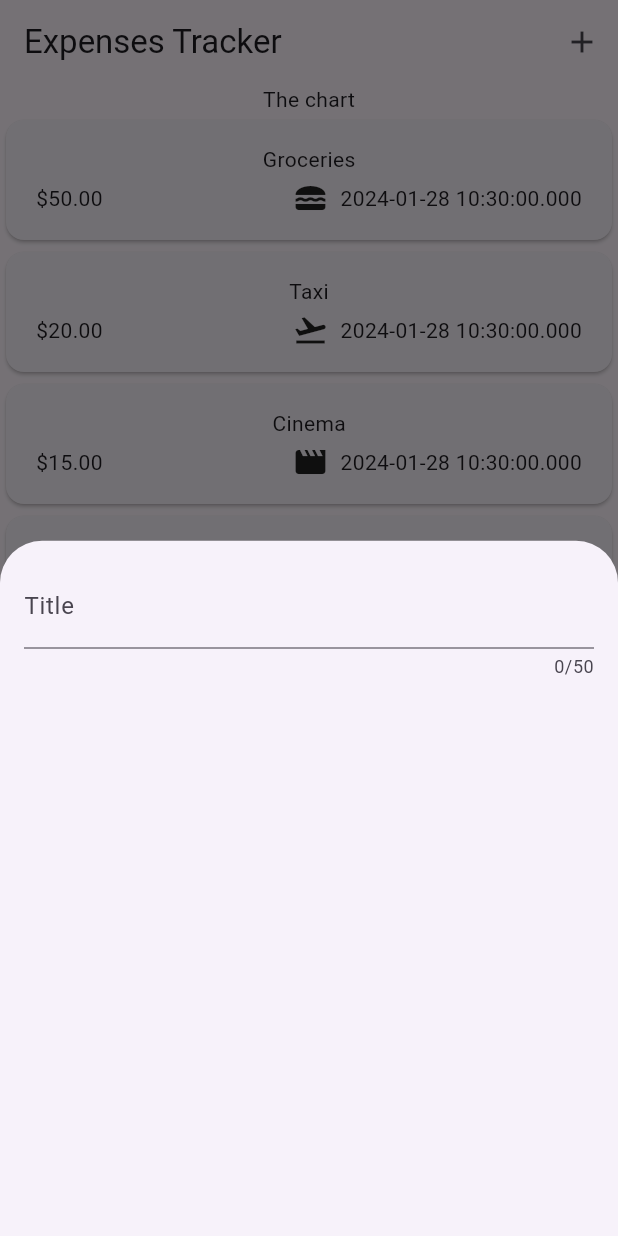
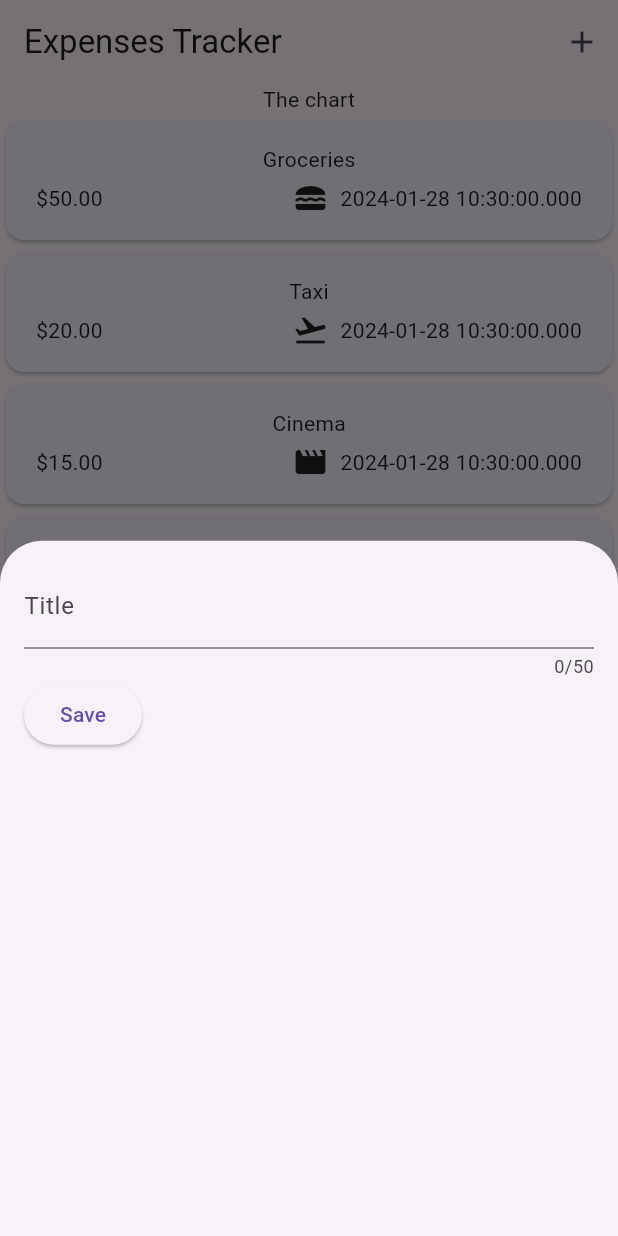
Before and after one commit to abhijithanandan/Flutter-Maximilian, a Flutter app: the screen it shows after launch, after a tap on the "add" icon, on a phone screen of 412 x 824 dp. Run offline on Flutter 3.47's test engine with Material 3 defaults, Android fonts, the phone set to English and light mode, and no system bars; our stand-ins replace google_fonts.

Commit message:
Added one method to save the data entered in text field

```diff
--- a/expense_tracker/lib/widgets/new_expense.dart
+++ b/expense_tracker/lib/widgets/new_expense.dart
@@ -1,3 +1,5 @@
+import 'dart:developer';
+
 import 'package:flutter/material.dart';
 
 class NewExpense extends StatefulWidget {
@@ -8,19 +10,37 @@ class NewExpense extends StatefulWidget {
 }
 
 class _NewExpenseState extends State<NewExpense> {
+  String _newTitle = '';
+
+  void _saveTitleInput(String enteredTitle) {
+    _newTitle = enteredTitle;
+  }
+
   @override
   Widget build(BuildContext context) {
-    return const Padding(
-        padding: EdgeInsets.all(16),
+    return Padding(
+      padding: const EdgeInsets.all(16),
       child: Column(
         children: [
           TextField(
+            onChanged: _saveTitleInput,
             maxLength: 50,
-              decoration: InputDecoration(
+            decoration: const InputDecoration(
               label: Text('Title'),
             ),
+          ),
+          Row(
+            children: [
+              ElevatedButton(
+                onPressed: () {
+                  log(_newTitle);
+                },
+                child: const Text('Save'),
               )
             ],
-        ));
+          ),
+        ],
+      ),
+    );
   }
 }
```
Lines whose indentation alone changed are shown as unchanged.
